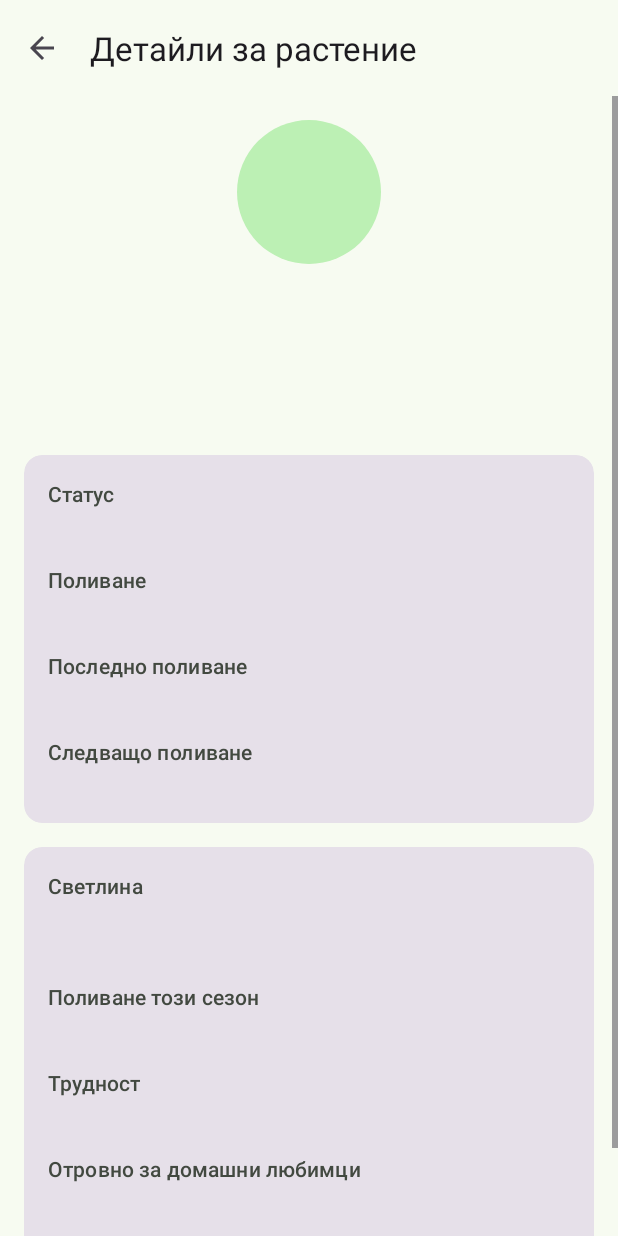
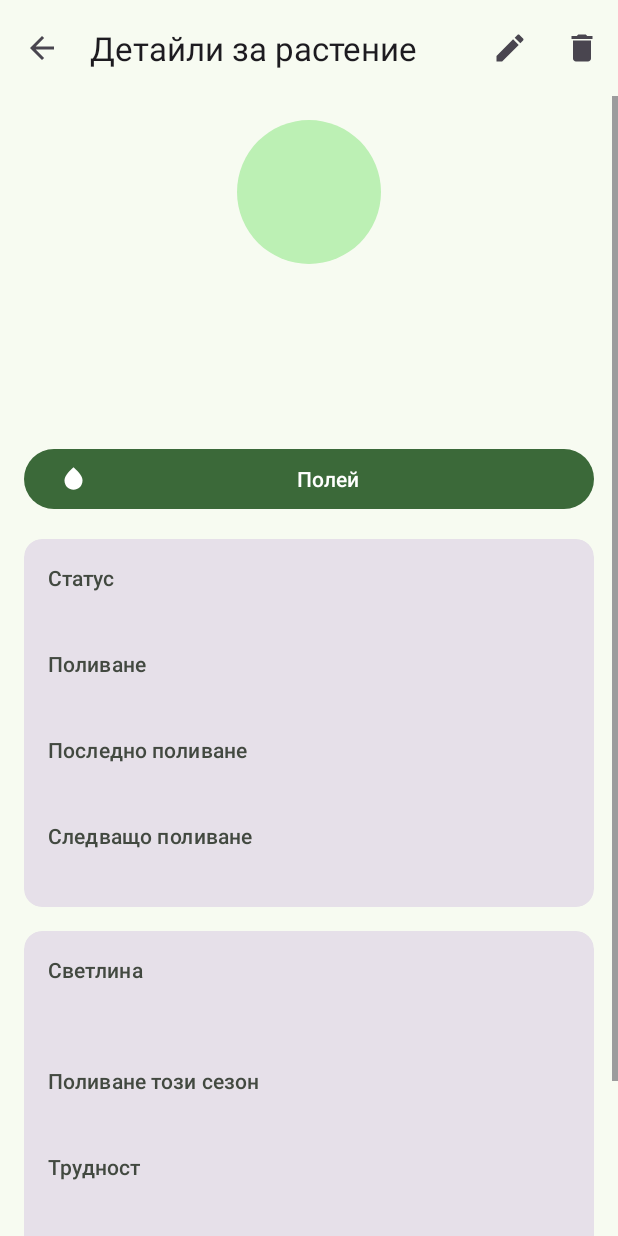
Before and after one commit to Zzznai/MobileApps2025-2401321010, an Android app: the PlantDetailActivity screen opened directly, with no data from a screen before it, on a phone screen of 412 x 824 dp. Run offline under Robolectric (Android 15) with nearby library versions, the phone set to English and light mode, and no system bars; our stand-ins replace Room's generated code; 6 statements that could not run were skipped.

Commit message:
редактиране и изтриване на растения, бутон полей

```diff
--- /dev/null
+++ b/app/src/main/res/drawable/ic_delete.xml
@@ -0,0 +1,11 @@
+<?xml version="1.0" encoding="utf-8"?>
+<vector xmlns:android="http://schemas.android.com/apk/res/android"
+    android:width="24dp"
+    android:height="24dp"
+    android:tint="?attr/colorControlNormal"
+    android:viewportWidth="24"
+    android:viewportHeight="24">
+    <path
+        android:fillColor="@android:color/white"
+        android:pathData="M6,19c0,1.1 0.9,2 2,2h8c1.1,0 2,-0.9 2,-2V7H6v12zM19,4h-3.5l-1,-1h-5l-1,1H5v2h14V4z" />
+</vector>
--- /dev/null
+++ b/app/src/main/res/drawable/ic_edit.xml
@@ -0,0 +1,11 @@
+<?xml version="1.0" encoding="utf-8"?>
+<vector xmlns:android="http://schemas.android.com/apk/res/android"
+    android:width="24dp"
+    android:height="24dp"
+    android:tint="?attr/colorControlNormal"
+    android:viewportWidth="24"
+    android:viewportHeight="24">
+    <path
+        android:fillColor="@android:color/white"
+        android:pathData="M3,17.25V21h3.75L17.81,9.94l-3.75,-3.75L3,17.25zM20.71,7.04c0.39,-0.39 0.39,-1.02 0,-1.41l-2.34,-2.34c-0.39,-0.39 -1.02,-0.39 -1.41,0l-1.83,1.83 3.75,3.75 1.83,-1.83z" />
+</vector>
--- /dev/null
+++ b/app/src/main/res/drawable/ic_water_drop.xml
@@ -0,0 +1,11 @@
+<?xml version="1.0" encoding="utf-8"?>
+<vector xmlns:android="http://schemas.android.com/apk/res/android"
+    android:width="24dp"
+    android:height="24dp"
+    android:tint="?attr/colorControlNormal"
+    android:viewportWidth="24"
+    android:viewportHeight="24">
+    <path
+        android:fillColor="@android:color/white"
+        android:pathData="M12,2c-5.33,4.55 -8,8.48 -8,11.8c0,4.98 3.8,8.2 8,8.2s8,-3.22 8,-8.2C20,10.48 17.33,6.55 12,2z" />
+</vector>
--- a/app/src/main/res/layout/activity_plant_detail.xml
+++ b/app/src/main/res/layout/activity_plant_detail.xml
@@ -12,6 +12,7 @@
         android:layout_width="0dp"
         android:layout_height="?attr/actionBarSize"
         app:navigationContentDescription="@string/navigate_back"
+        app:menu="@menu/menu_plant_detail"
         app:navigationIcon="?attr/homeAsUpIndicator"
         app:title="@string/title_plant_details"
         app:layout_constraintEnd_toEndOf="parent"
@@ -82,15 +83,26 @@
                 app:layout_constraintTop_toBottomOf="@id/tvSpecies"
                 tools:text="Черничеви (Moraceae)" />
 
+            <com.google.android.material.button.MaterialButton
+                android:id="@+id/btnWatered"
+                android:layout_width="0dp"
+                android:layout_height="wrap_content"
+                android:layout_marginTop="16dp"
+                android:text="@string/btn_watered_today"
+                app:icon="@drawable/ic_water_drop"
+                app:layout_constraintEnd_toEndOf="parent"
+                app:layout_constraintStart_toStartOf="parent"
+                app:layout_constraintTop_toBottomOf="@id/tvCategory" />
+
             <com.google.android.material.card.MaterialCardView
                 android:id="@+id/cardWatering"
                 style="@style/Widget.Material3.CardView.Filled"
                 android:layout_width="0dp"
                 android:layout_height="wrap_content"
-                android:layout_marginTop="24dp"
+                android:layout_marginTop="16dp"
                 app:layout_constraintEnd_toEndOf="parent"
                 app:layout_constraintStart_toStartOf="parent"
-                app:layout_constraintTop_toBottomOf="@id/tvCategory">
+                app:layout_constraintTop_toBottomOf="@id/btnWatered">
 
                 <androidx.constraintlayout.widget.ConstraintLayout
                     android:layout_width="match_parent"
--- /dev/null
+++ b/app/src/main/res/menu/menu_plant_detail.xml
@@ -0,0 +1,14 @@
+<?xml version="1.0" encoding="utf-8"?>
+<menu xmlns:android="http://schemas.android.com/apk/res/android"
+    xmlns:app="http://schemas.android.com/apk/res-auto">
+    <item
+        android:id="@+id/action_edit"
+        android:icon="@drawable/ic_edit"
+        android:title="@string/action_edit"
+        app:showAsAction="ifRoom" />
+    <item
+        android:id="@+id/action_delete"
+        android:icon="@drawable/ic_delete"
+        android:title="@string/action_delete"
+        app:showAsAction="ifRoom" />
+</menu>
--- a/app/src/main/res/values/strings.xml
+++ b/app/src/main/res/values/strings.xml
@@ -13,6 +13,19 @@
     <string name="plant_not_found">Растението не е намерено</string>
     <string name="no_category">Без семейство</string>
     <string name="no_plants">Все още нямате растения</string>
+
+    <string name="action_edit">Редактирай</string>
+    <string name="action_delete">Изтрий</string>
+    <string name="btn_watered_today">Полей</string>
+    <string name="watered_today_message">„%1$s“ е полято днес</string>
+    <string name="undo">Отмени</string>
+    <string name="cancel">Отказ</string>
+    <string name="delete_title">Изтриване на растение</string>
+    <string name="delete_message">Сигурни ли сте, че искате да изтриете „%1$s“?</string>
+    <string name="plant_deleted">„%1$s“ е изтрито</string>
+    <string name="title_edit_plant">Редактиране на растение</string>
+    <string name="btn_save_changes">Запази промените</string>
+    <string name="plant_updated">Промените са запазени</string>
 
     <string name="title_add_plant">Ново растение</string>
     <string name="add_plant">Добави растение</string>
```
Also changed, not shown: app/src/main/java/com/naim/plantcare/ui/add/AddPlantActivity.kt (+22 -3 lines), app/src/main/java/com/naim/plantcare/ui/add/AddPlantViewModel.kt (+26 -2 lines), app/src/main/java/com/naim/plantcare/ui/detail/PlantDetailActivity.kt (+67 -8 lines), app/src/main/java/com/naim/plantcare/ui/detail/PlantDetailViewModel.kt (+22 -1 lines), app/src/main/java/com/naim/plantcare/ui/list/MainActivity.kt (+31 -1 lines), app/src/main/java/com/naim/plantcare/ui/list/PlantListViewModel.kt (+12 -1 lines), 2 other files.
